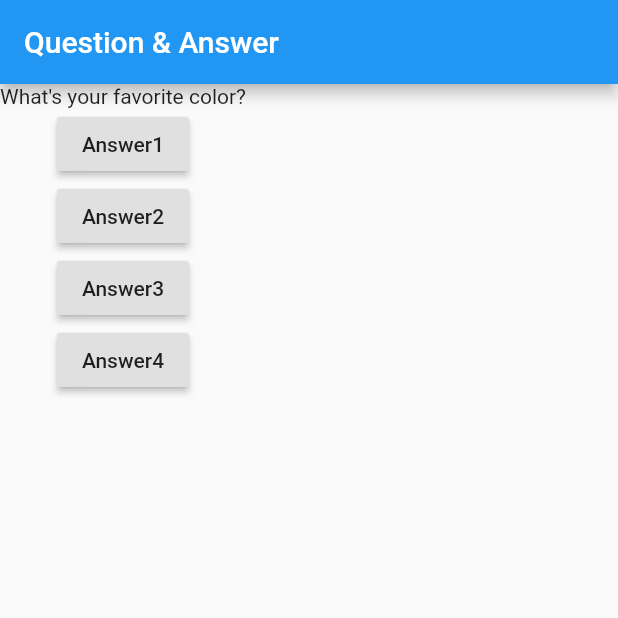
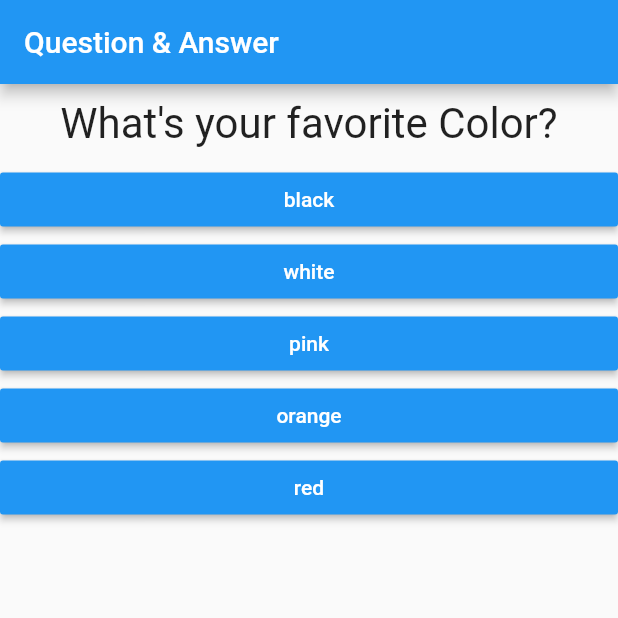
Before and after one commit to AnithaGKrishnegowda/Flutter-Basics-Guide, a Flutter app: the screen it shows after launch, on a phone screen of 412 x 824 dp, the top half of it. Run offline on Flutter 3.47's test engine with Material 2 defaults, Android fonts, the phone set to English and light mode, and no system bars.

Commit message:
Complted Question and Answer App Using Flutter

```diff
--- /dev/null
+++ b/lib/answer.dart
@@ -0,0 +1,22 @@
+import 'package:flutter/material.dart';
+
+class Answer extends StatelessWidget {
+  final Function selectHandler;
+  final String answerText;
+
+  Answer(this.selectHandler,this.answerText);
+
+  @override
+  Widget build(BuildContext context) {
+    return Container(
+      width: double.infinity,
+      child:  RaisedButton(
+        color: Colors.blue,
+        textColor: Colors.white,
+                child: Text(answerText),
+                onPressed: selectHandler,
+              ),
+
+    );
+  }
+}
--- a/lib/main.dart
+++ b/lib/main.dart
@@ -1,4 +1,6 @@
 import 'package:flutter/material.dart';
+import './question.dart';
+import './answer.dart';
 
 /* void main(){
   runApp(MyApp());
@@ -7,63 +9,61 @@ import 'package:flutter/material.dart';
 void main() => runApp(MyApp());
 
 class MyApp extends StatefulWidget {
-
-      @override
+  @override
   State<StatefulWidget> createState() {
     // TODO: implement createState
-    return MyAppState();
+    return _MyAppState();
   }
 }
 
-class MyAppState extends State<MyApp> {
+class _MyAppState extends State<MyApp> {
+  int _questionIndex = 0;
 
-
-  int questionIndex =0;
-
-  void answerQuestion(){
+  void _answerQuestion() {
     setState(() {
-         questionIndex=questionIndex+1;
-
+      _questionIndex = _questionIndex + 1;
     });
 
-   // print('Answer Choosen!!');
-   print(questionIndex);
+    // print('Answer Choosen!!');
+    print(_questionIndex);
   }
+
   @override
   Widget build(BuildContext context) {
-
-var questions = [
-  'What\'s your favorite color?',
-  'What\'s your favorite animal?'
-];
+    const questions = const [
+      {
+        'questionText': 'What\'s your favorite Color?',
+        'answers': ['black', 'white', 'pink', 'orange','red'],
+      },
+      {
+        'questionText': 'What\'s your favorite Animal?',
+        'answers': ['Rabbit', 'Lion', 'Elephant', 'Parrot'],
+      },
+      {
+        'questionText': 'Who is your best Teacher?',
+        'answers': ['DR Suresh', 'Shashikala', 'Basavaraju', 'KN Sir'],
+      },
+      {
+        'questionText': 'Who is your best Friend?',
+        'answers': ['Somashekhar', 'Anu', 'Suchithra', 'all'],
+      },
+    ];
 
     return MaterialApp(
       home: Scaffold(
           appBar: AppBar(
             title: Text('Question & Answer'),
-
           ),
           body: Column(
             children: [
-              Text(questions[questionIndex]),
-              RaisedButton(
-                child: Text('Answer1'),
-                onPressed: answerQuestion,
+              Question(
+                questions[_questionIndex]['questionText'],
               ),
-              RaisedButton(
-                child: Text('Answer2'),
-                onPressed: (answerQuestion),
-              ),
-              RaisedButton(
-                child: Text('Answer3'),
-                onPressed: ()=> print('ANswer 2 Choosen!!'),
-              ),
-              RaisedButton(
-                child: Text('Answer4'),
-                onPressed: () {
-                  print('Answer3 Choosen!!!');
-                },
-              ),
+
+              ...(questions[_questionIndex]['answers'] as List<String>).map((answer){
+                return Answer(_answerQuestion,answer);
+              }).toList()
+
             ],
           )),
     );
--- /dev/null
+++ b/lib/question.dart
@@ -0,0 +1,18 @@
+import 'package:flutter/material.dart';
+
+class Question extends StatelessWidget {
+  final String questionText;
+  Question(this.questionText);
+  @override
+  Widget build(BuildContext context) {
+    return Container(
+      width: double.infinity,
+      margin: EdgeInsets.all(10),
+      child: Text(
+        questionText,
+        style: TextStyle(fontSize: 28),
+        textAlign: TextAlign.center,
+      ),
+    );
+  }
+}
```
